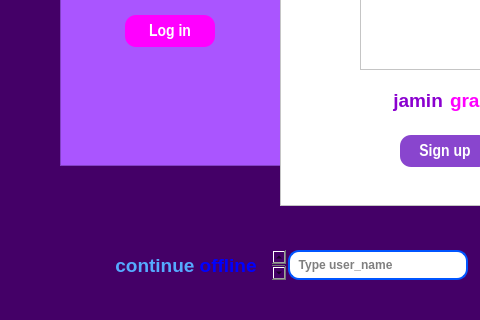
raminLgh/jamin-gram, file jamin-gram/first_page.ui: the form before one commit; both pictures show x 0 to 480 and y 245 to 565 of the 700 by 565 pixel window.
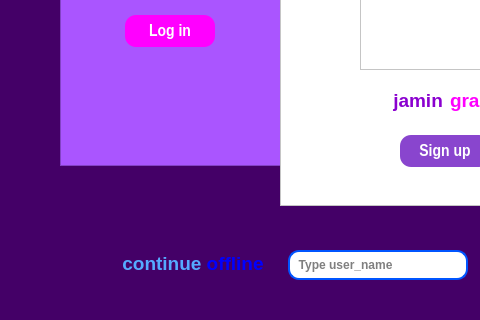
The form after the commit. Icons and pictures are not drawn.

```diff
--- a/jamin-gram/first_page.ui
+++ b/jamin-gram/first_page.ui
@@ -287,13 +287,14 @@
     <property name="geometry">
      <rect>
       <x>100</x>
-      <y>495</y>
+      <y>493</y>
       <width>186</width>
-      <height>30</height>
+      <height>31</height>
      </rect>
     </property>
     <property name="font">
      <font>
+      <weight>75</weight>
       <bold>true</bold>
      </font>
     </property>
@@ -311,10 +312,10 @@
     </property>
     <property name="html">
      <string>&lt;!DOCTYPE HTML PUBLIC &quot;-//W3C//DTD HTML 4.0//EN&quot; &quot;http://www.w3.org/TR/REC-html40/strict.dtd&quot;&gt;
-&lt;html&gt;&lt;head&gt;&lt;meta name=&quot;qrichtext&quot; content=&quot;1&quot; /&gt;&lt;meta charset=&quot;utf-8&quot; /&gt;&lt;style type=&quot;text/css&quot;&gt;
+&lt;html&gt;&lt;head&gt;&lt;meta name=&quot;qrichtext&quot; content=&quot;1&quot; /&gt;&lt;style type=&quot;text/css&quot;&gt;
 p, li { white-space: pre-wrap; }
-&lt;/style&gt;&lt;/head&gt;&lt;body style=&quot; font-family:'Segoe UI'; font-size:9pt; font-weight:700; font-style:normal;&quot;&gt;
-&lt;p align=&quot;center&quot; style=&quot; margin-top:0px; margin-bottom:0px; margin-left:0px; margin-right:0px; -qt-block-indent:0; text-indent:0px;&quot;&gt;&lt;span style=&quot; font-family:'MS Shell Dlg 2'; font-size:14pt; font-weight:600; color:#55aaff;&quot;&gt;continue&lt;/span&gt;&lt;span style=&quot; font-family:'MS Shell Dlg 2'; font-size:14pt; font-weight:600;&quot;&gt; &lt;/span&gt;&lt;span style=&quot; font-family:'MS Shell Dlg 2'; font-size:14pt; font-weight:600; color:#0000ff;&quot;&gt;offline&lt;/span&gt;&lt;/p&gt;&lt;/body&gt;&lt;/html&gt;</string>
+&lt;/style&gt;&lt;/head&gt;&lt;body style=&quot; font-family:'MS Shell Dlg 2'; font-size:8.25pt; font-weight:600; font-style:normal;&quot;&gt;
+&lt;p align=&quot;center&quot; style=&quot; margin-top:0px; margin-bottom:0px; margin-left:0px; margin-right:0px; -qt-block-indent:0; text-indent:0px;&quot;&gt;&lt;span style=&quot; font-family:'MS Shell Dlg 2'; font-size:14pt; color:#55aaff;&quot;&gt;continue&lt;/span&gt;&lt;span style=&quot; font-family:'MS Shell Dlg 2'; font-size:14pt;&quot;&gt; &lt;/span&gt;&lt;span style=&quot; font-family:'MS Shell Dlg 2'; font-size:14pt; color:#0000ff;&quot;&gt;offline&lt;/span&gt;&lt;/p&gt;&lt;/body&gt;&lt;/html&gt;</string>
     </property>
    </widget>
    <widget class="QPushButton" name="addpb">
```
Left out of the diff: 11 changed lines with no effect on the pictures.
